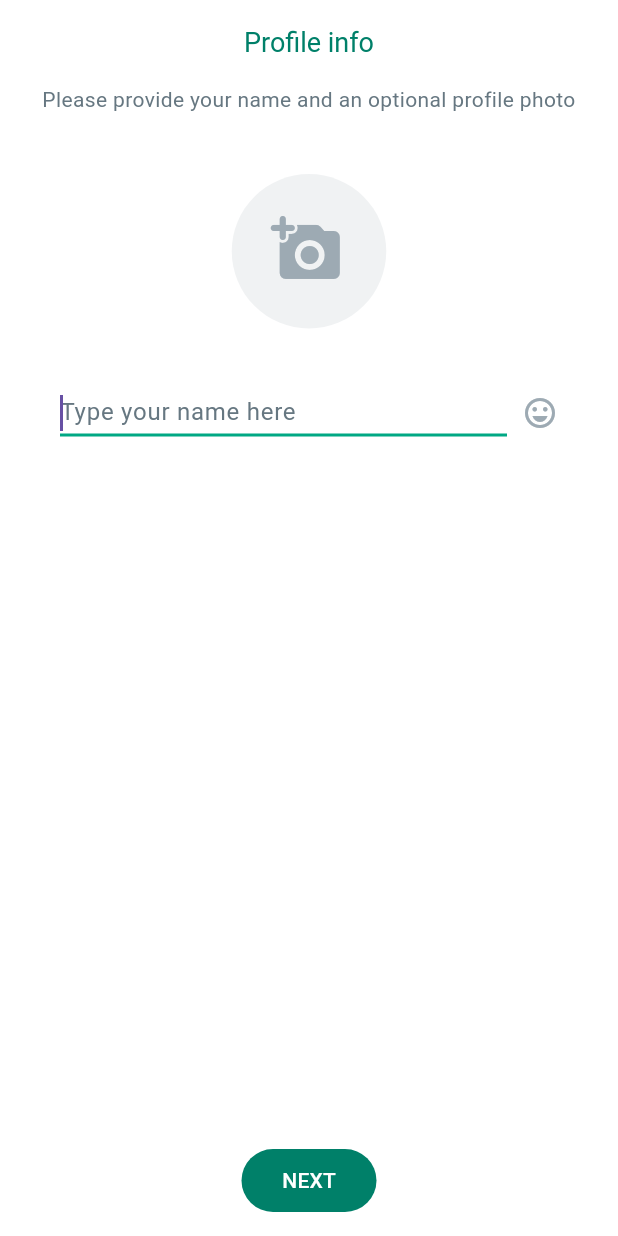
After one commit to chiranjeevofficial/WhatsApp_Clone, a Flutter app: the screen it shows after launch, on a phone screen of 412 x 824 dp. The commit adds this screen. Run offline on Flutter 3.47's test engine with Material 3 defaults, Android fonts, the phone set to English and light mode, and no system bars; our stand-ins replace country_picker.

Commit message:
User info screen

```diff
--- a/lib/common/extension/custom_theme_extension.dart
+++ b/lib/common/extension/custom_theme_extension.dart
@@ -15,6 +15,8 @@ class CustomThemeExtension extends ThemeExtension<CustomThemeExtension> {
     langBtnBgColor: Color(0xFFF7F8FA),
     langBtnHighlightColor: Color(0xFFE8E8ED),
     authAppBarTextColor: Coloors.greenLight,
+    photoIconBgColor: Color(0xFFF0F2F3),
+    photoIconColor: Color(0xFF9DAAB3),
   );
 
   static const darkMode = CustomThemeExtension(
@@ -24,6 +26,8 @@ class CustomThemeExtension extends ThemeExtension<CustomThemeExtension> {
     langBtnBgColor: Color(0xFF182229),
     langBtnHighlightColor: Color(0xFF09141A),
     authAppBarTextColor: Color(0xFFE9EDEF),
+    photoIconBgColor: Color(0xFF283339),
+    photoIconColor: Color(0xFF61717B),
   );
 
   final Color? circleImageColor;
@@ -32,6 +36,8 @@ class CustomThemeExtension extends ThemeExtension<CustomThemeExtension> {
   final Color? langBtnBgColor;
   final Color? langBtnHighlightColor;
   final Color? authAppBarTextColor;
+  final Color? photoIconBgColor;
+  final Color? photoIconColor;
 
   const CustomThemeExtension({
     this.circleImageColor,
@@ -39,7 +45,9 @@ class CustomThemeExtension extends ThemeExtension<CustomThemeExtension> {
     this.blueColor,
     this.langBtnBgColor,
     this.langBtnHighlightColor,
-    this.authAppBarTextColor
+    this.authAppBarTextColor,
+    this.photoIconBgColor,
+    this.photoIconColor,
   });
 
   @override
@@ -50,6 +58,8 @@ class CustomThemeExtension extends ThemeExtension<CustomThemeExtension> {
     Color? langBtnBgColor,
     Color? langBtnHighlightColor,
     Color? authAppBarTextColor,
+    Color? photoIconBgColor,
+    Color? photoIconColor,
   }) {
     return CustomThemeExtension(
       circleImageColor: circleImageColor ?? this.circleImageColor,
@@ -58,6 +68,8 @@ class CustomThemeExtension extends ThemeExtension<CustomThemeExtension> {
       langBtnBgColor: langBtnBgColor ?? this.langBtnBgColor,
       langBtnHighlightColor: langBtnHighlightColor ?? this.langBtnHighlightColor,
       authAppBarTextColor: authAppBarTextColor ?? this.authAppBarTextColor,
+      photoIconBgColor: photoIconBgColor ?? this.photoIconBgColor,
+      photoIconColor: photoIconColor ?? this.photoIconColor,
     );
   }
 
@@ -72,6 +84,8 @@ class CustomThemeExtension extends ThemeExtension<CustomThemeExtension> {
       langBtnBgColor: Color.lerp(langBtnBgColor, other.langBtnBgColor, t),
       langBtnHighlightColor: Color.lerp(langBtnHighlightColor, other.langBtnHighlightColor, t),
       authAppBarTextColor: Color.lerp(authAppBarTextColor, other.authAppBarTextColor, t),
+      photoIconBgColor: Color.lerp(photoIconBgColor, other.photoIconBgColor, t),
+      photoIconColor: Color.lerp(photoIconColor, other.photoIconColor, t),
     );
   }
 }
--- /dev/null
+++ b/lib/feature/auth/pages/user_info_page.dart
@@ -0,0 +1,81 @@
+import 'package:flutter/material.dart';
+import 'package:whatsapp_messanger/common/extension/custom_theme_extension.dart';
+import 'package:whatsapp_messanger/common/widgets/custom_elevated_button.dart';
+import 'package:whatsapp_messanger/feature/auth/widgets/custom_text_field.dart';
+
+class UserInfoPage extends StatefulWidget {
+  const UserInfoPage({super.key});
+
+  @override
+  State<UserInfoPage> createState() => _UserInfoPageState();
+}
+
+class _UserInfoPageState extends State<UserInfoPage> {
+  @override
+  Widget build(BuildContext context) {
+    return Scaffold(
+      appBar: AppBar(
+        backgroundColor: Theme.of(context).colorScheme.background,
+        elevation: 0,
+        title: Text(
+          'Profile info',
+          style: TextStyle(color: context.theme.authAppBarTextColor),
+        ),
+        centerTitle: true,
+      ),
+      body: SingleChildScrollView(
+        padding: const EdgeInsets.symmetric(horizontal: 20),
+        child: Column(
+          children: [
+            Text(
+              'Please provide your name and an optional profile photo',
+              textAlign: TextAlign.center,
+              style: TextStyle(color: context.theme.greyColor),
+            ),
+            const SizedBox(height: 40),
+            Container(
+              padding: const EdgeInsets.all(26),
+              decoration: BoxDecoration(
+                shape: BoxShape.circle,
+                color: context.theme.photoIconBgColor,
+              ),
+              child: Padding(
+                padding: const EdgeInsets.only(bottom: 3, right: 3),
+                child: Icon(
+                  Icons.add_a_photo_rounded,
+                  size: 48,
+                  color: context.theme.photoIconColor,
+                ),
+              ),
+            ),
+            const SizedBox(height: 40),
+            Row(
+              children: [
+                const SizedBox(width: 20),
+                const Expanded(
+                  child: CustomTextField(
+                    hintText: 'Type your name here',
+                    textAlign: TextAlign.left,
+                    autoFocus: true,
+                  ),
+                ),
+                const SizedBox(width: 10),
+                Icon(
+                  Icons.emoji_emotions_outlined,
+                  color: context.theme.photoIconColor,
+                ),
+                const SizedBox(width: 20),
+              ],
+            )
+          ],
+        ),
+      ),
+      floatingActionButtonLocation: FloatingActionButtonLocation.centerFloat,
+      floatingActionButton: CustomElevatedButton(
+        onPressed: () {},
+        text: 'NEXT',
+        buttonWidth: 90
+      ),
+    );
+  }
+}
--- a/lib/main.dart
+++ b/lib/main.dart
@@ -1,7 +1,8 @@
 import 'package:flutter/material.dart';
 import 'package:whatsapp_messanger/common/theme/dark_theme.dart';
 import 'package:whatsapp_messanger/common/theme/light_theme.dart';
-import 'package:whatsapp_messanger/feature/auth/pages/verification_page.dart';
+import 'package:whatsapp_messanger/feature/auth/pages/user_info_page.dart';
+// import 'package:whatsapp_messanger/feature/auth/pages/verification_page.dart';
 // import 'package:whatsapp_messanger/feature/auth/pages/login_page.dart';
 // import 'package:whatsapp_messanger/feature/welcome/pages/welcome_page.dart';
 
@@ -20,7 +21,7 @@ class MyApp extends StatelessWidget {
       theme: lightTheme(),
       darkTheme: darkTheme(),
       themeMode: ThemeMode.system,
-      home: const VerificatonPage(),
+      home: const UserInfoPage(),
     );
   }
 }
```
